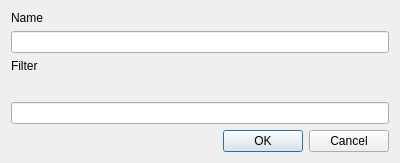
Before: the Qt Designer form src/Layers/FilterEditDialog.ui in openstreetmap/merkaartor, drawn with Qt 5.
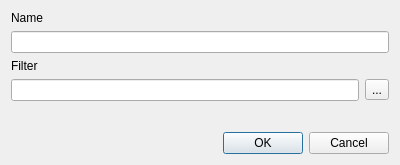
After: the same form once the commit is applied.

Commit message: Finish initial Filters as layers

Diff of the .ui file:
```diff
--- a/src/Layers/FilterEditDialog.ui
+++ b/src/Layers/FilterEditDialog.ui
@@ -7,7 +7,7 @@
     <x>0</x>
     <y>0</y>
     <width>400</width>
-    <height>163</height>
+    <height>165</height>
    </rect>
   </property>
   <property name="windowTitle">
@@ -31,6 +31,20 @@
      </property>
     </widget>
    </item>
+   <item>
+    <layout class="QHBoxLayout" name="horizontalLayout">
+     <item>
+      <widget class="QLineEdit" name="edFilter"/>
+     </item>
+     <item>
+      <widget class="QToolButton" name="btFilterHelper">
+       <property name="text">
+        <string>...</string>
+       </property>
+      </widget>
+     </item>
+    </layout>
+   </item>
    <item>
     <spacer name="verticalSpacer">
      <property name="orientation">
@@ -44,9 +58,6 @@
      </property>
     </spacer>
    </item>
-   <item>
-    <widget class="QLineEdit" name="edFilter"/>
-   </item>
    <item>
     <widget class="QDialogButtonBox" name="buttonBox">
      <property name="orientation">
```
The commit also changes 21 other files.
